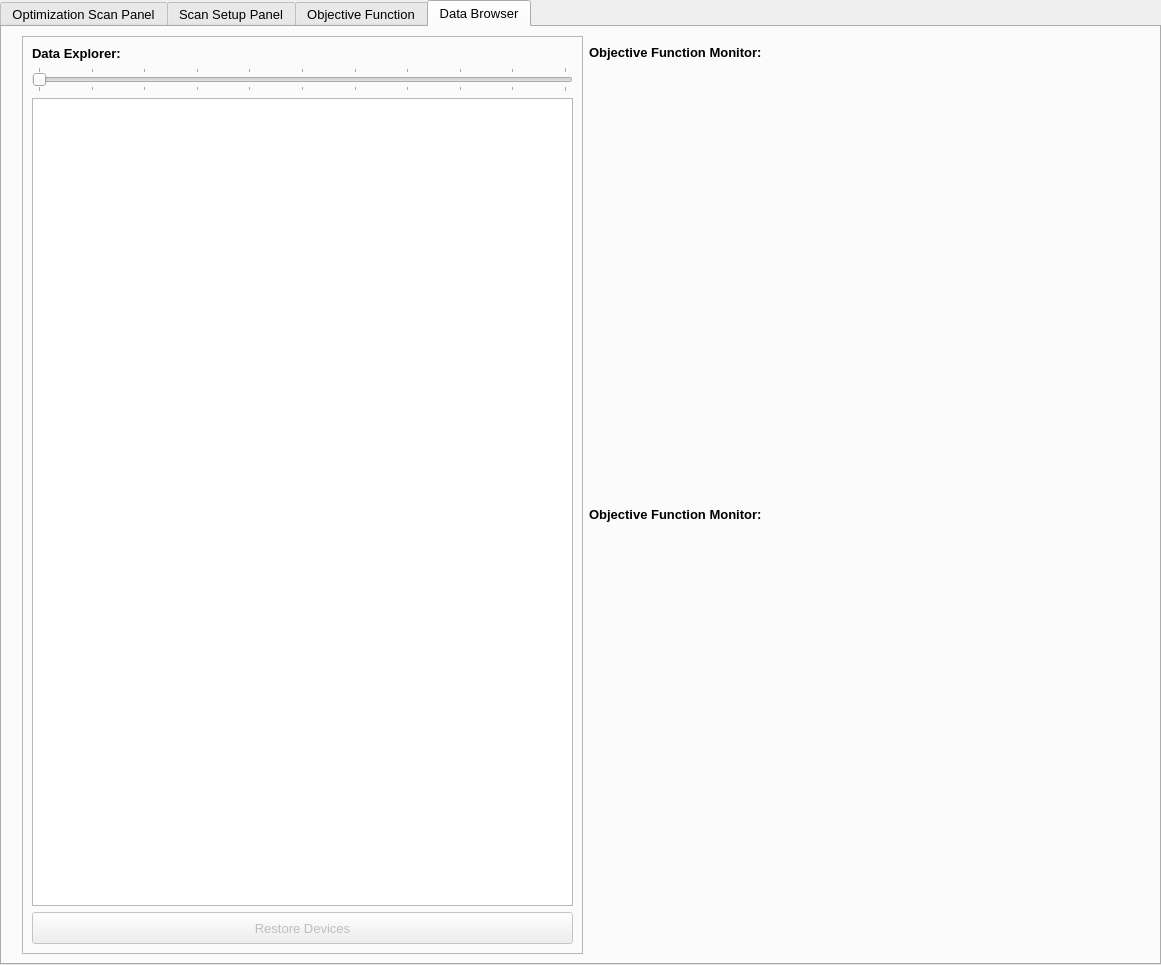
First picture: the form in UIOcelotInterface_gen.ui, repository ocelot-collab/optimizer, before the edit.
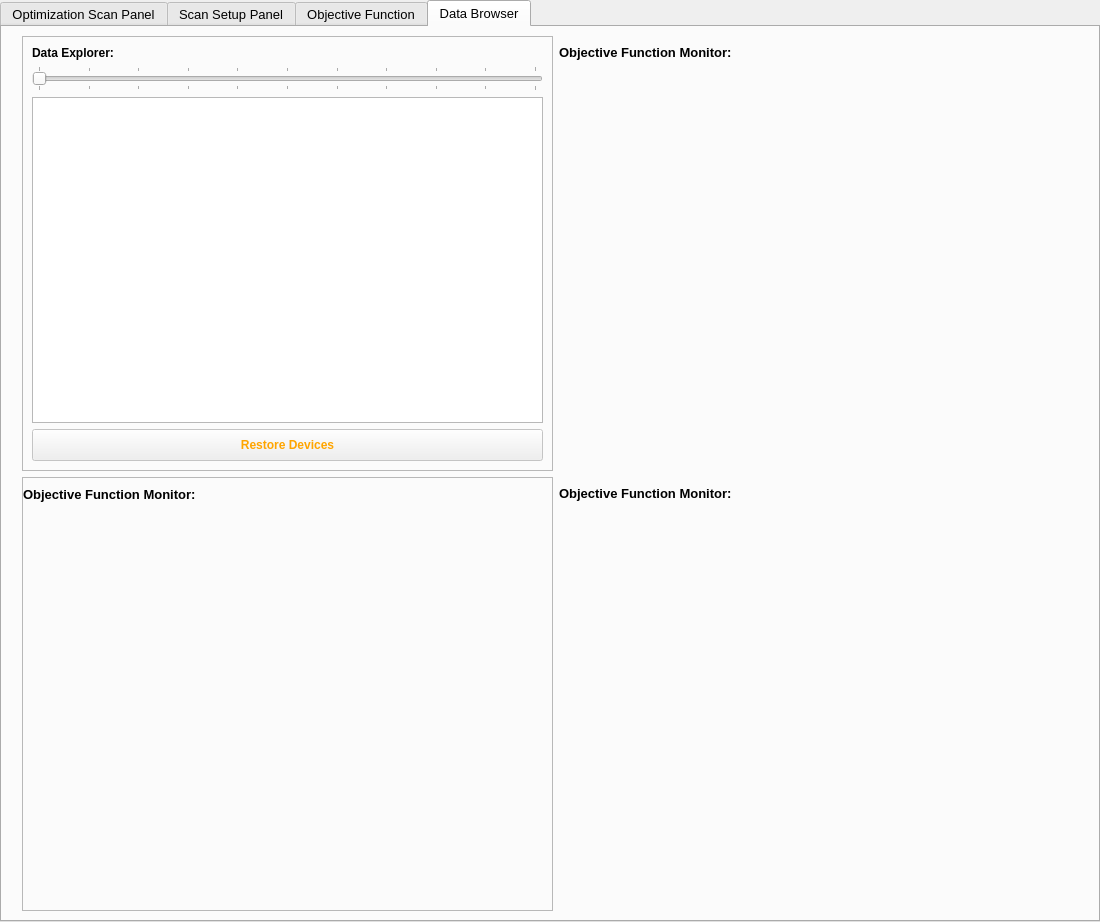
Second picture: the form after the edit. The open tabs and pages were chosen to show the change. Custom widgets are drawn as their Qt base class.

Commit message: Adjusted the quick add panel. Added a histogram plot to the data browser so we can see the data distribution on the detector pv. Adjusted LCLS and Multinormal devices to allow for a change at high and low limit as long as it is inside the boundaries.

The edit to the form file:
```diff
--- a/UIOcelotInterface_gen.ui
+++ b/UIOcelotInterface_gen.ui
@@ -6,8 +6,8 @@
    <rect>
     <x>0</x>
     <y>0</y>
-    <width>1161</width>
-    <height>965</height>
+    <width>1100</width>
+    <height>922</height>
    </rect>
   </property>
   <property name="minimumSize">
@@ -1624,7 +1624,7 @@
         <number>20</number>
        </property>
        <item>
-        <layout class="QVBoxLayout" name="data_layout">
+        <layout class="QVBoxLayout" name="data_layout" stretch="1,1">
          <item>
           <widget class="QFrame" name="frame_2">
            <property name="minimumSize">
@@ -1633,6 +1633,9 @@
              <height>0</height>
             </size>
            </property>
+           <property name="styleSheet">
+            <string notr="true">border-color: blue;</string>
+           </property>
            <property name="frameShape">
             <enum>QFrame::StyledPanel</enum>
            </property>
@@ -1640,7 +1643,7 @@
             <enum>QFrame::Raised</enum>
            </property>
            <property name="lineWidth">
-            <number>2</number>
+            <number>1</number>
            </property>
            <layout class="QVBoxLayout" name="verticalLayout">
             <item>
@@ -1720,6 +1723,15 @@
                 <height>16777215</height>
                </size>
               </property>
+              <property name="font">
+               <font>
+                <weight>75</weight>
+                <bold>true</bold>
+               </font>
+              </property>
+              <property name="styleSheet">
+               <string notr="true">color: orange</string>
+              </property>
               <property name="text">
                <string>Restore Devices</string>
               </property>
@@ -1728,6 +1740,74 @@
            </layout>
           </widget>
          </item>
+         <item>
+          <widget class="QFrame" name="frame_3">
+           <property name="minimumSize">
+            <size>
+             <width>0</width>
+             <height>200</height>
+            </size>
+           </property>
+           <property name="styleSheet">
+            <string notr="true"/>
+           </property>
+           <property name="frameShape">
+            <enum>QFrame::StyledPanel</enum>
+           </property>
+           <property name="frameShadow">
+            <enum>QFrame::Raised</enum>
+           </property>
+           <property name="lineWidth">
+            <number>1</number>
+           </property>
+           <layout class="QVBoxLayout" name="verticalLayout_4">
+            <property name="leftMargin">
+             <number>0</number>
+            </property>
+            <property name="topMargin">
+             <number>0</number>
+            </property>
+            <property name="rightMargin">
+             <number>0</number>
+            </property>
+            <property name="bottomMargin">
+             <number>0</number>
+            </property>
+            <item>
+             <widget class="QLabel" name="label_11">
+              <property name="minimumSize">
+               <size>
+                <width>0</width>
+                <height>0</height>
+               </size>
+              </property>
+              <property name="maximumSize">
+               <size>
+                <width>16777215</width>
+                <height>32</height>
+               </size>
+              </property>
+              <property name="font">
+               <font>
+                <weight>75</weight>
+                <bold>true</bold>
+               </font>
+              </property>
+              <property name="text">
+               <string>Objective Function Monitor:</string>
+              </property>
+             </widget>
+            </item>
+            <item>
+             <widget class="QWidget" name="browser_objhist_plot_panel" native="true">
+              <property name="styleSheet">
+               <string notr="true"/>
+              </property>
+             </widget>
+            </item>
+           </layout>
+          </widget>
+         </item>
         </layout>
        </item>
        <item>
```
Left out of the diff: 6 changed lines with no effect on the pictures. The commit also changes 8 other files.
